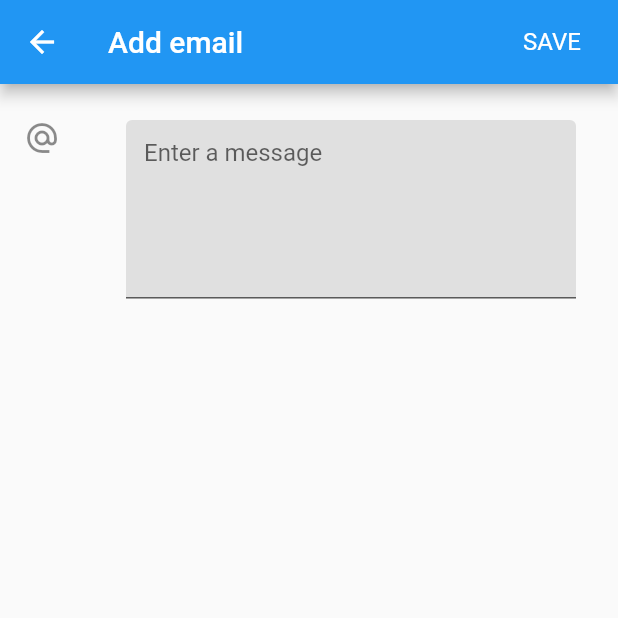
After one commit to medabbassi/me_daily, a Flutter app: the AddEmailDialog screen opened directly, on a phone screen of 412 x 824 dp, the top half of it. The commit adds this screen. Run offline on Flutter 3.47's test engine with Material 2 defaults, Android fonts, the phone set to English and light mode, and no system bars; our stand-ins replace cached_network_image, carousel_slider, curved_navigation_bar, shimmer; missing offline and left inert: unicorndial; network calls fail; statements that could not run were skipped.

Commit message:
make some UI modification in the app Continue developping the second interface in the app

```diff
--- /dev/null
+++ b/lib/widget/addEmailDialog.dart
@@ -0,0 +1,59 @@
+import 'package:flutter/material.dart';
+
+class AddEmailDialog extends StatefulWidget {
+  @override
+  State<StatefulWidget> createState() {
+    // TODO: implement createState
+    return AddEmailDialogState();
+  }
+}
+
+class AddEmailDialogState extends State<AddEmailDialog> {
+  @override
+  Widget build(BuildContext context) {
+    // TODO: implement build
+    return new Scaffold(
+      appBar: new AppBar(
+        title: const Text('Add email'),
+        actions: <Widget>[
+          new FlatButton(
+            onPressed: () {},
+            child: new Text(
+              'SAVE',
+              style: Theme.of(context)
+                  .textTheme
+                  .subhead
+                  .copyWith(color: Colors.white),
+            ),
+          ),
+        ],
+      ),
+      body: new Column(
+        mainAxisAlignment: MainAxisAlignment.start,
+        children: <Widget>[
+          SizedBox(height: 8.0),
+          new ListTile(
+              leading: new Icon(Icons.alternate_email),
+              title: _buildTextField())
+        ],
+      ),
+    );
+  }
+}
+
+Widget _buildTextField() {
+  final maxLines = 5;
+
+  return Container(
+    margin: EdgeInsets.all(12),
+    height: maxLines * 24.0,
+    child: TextField(
+      maxLines: maxLines,
+      decoration: InputDecoration(
+        hintText: "Enter a message",
+        fillColor: Colors.grey[300],
+        filled: true,
+      ),
+    ),
+  );
+}
```
Also changed, not shown: lib/module/dailyMenu.dart (+18 -0 lines), lib/widget/addEntryDialog.dart (+39 -5 lines).
